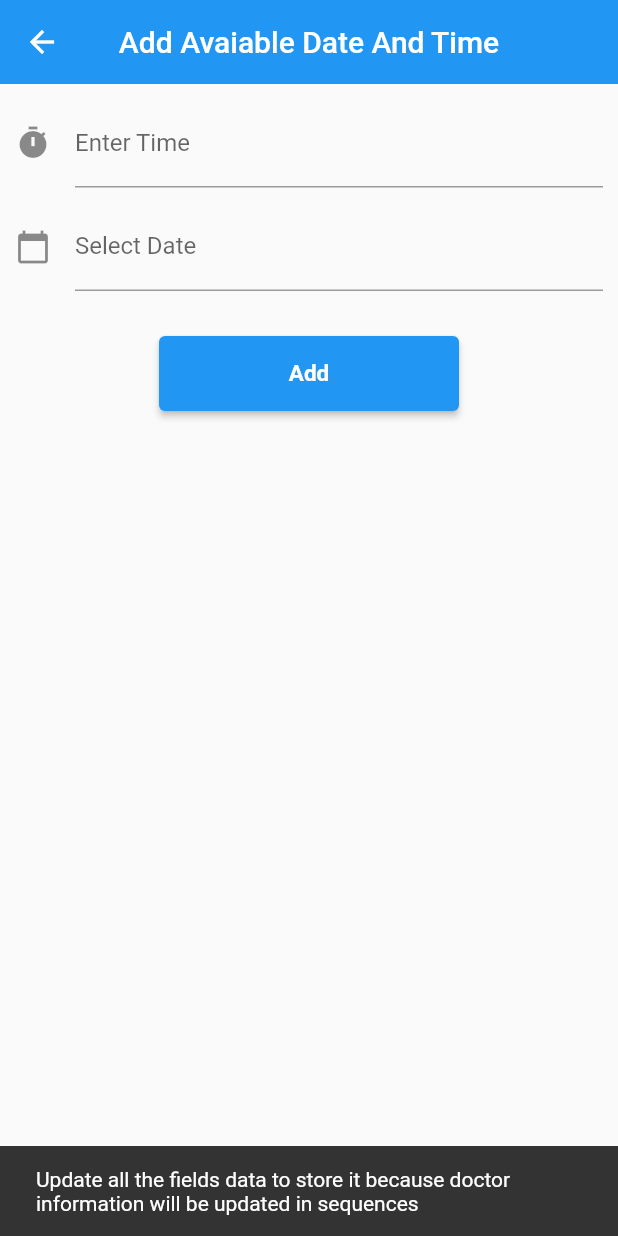
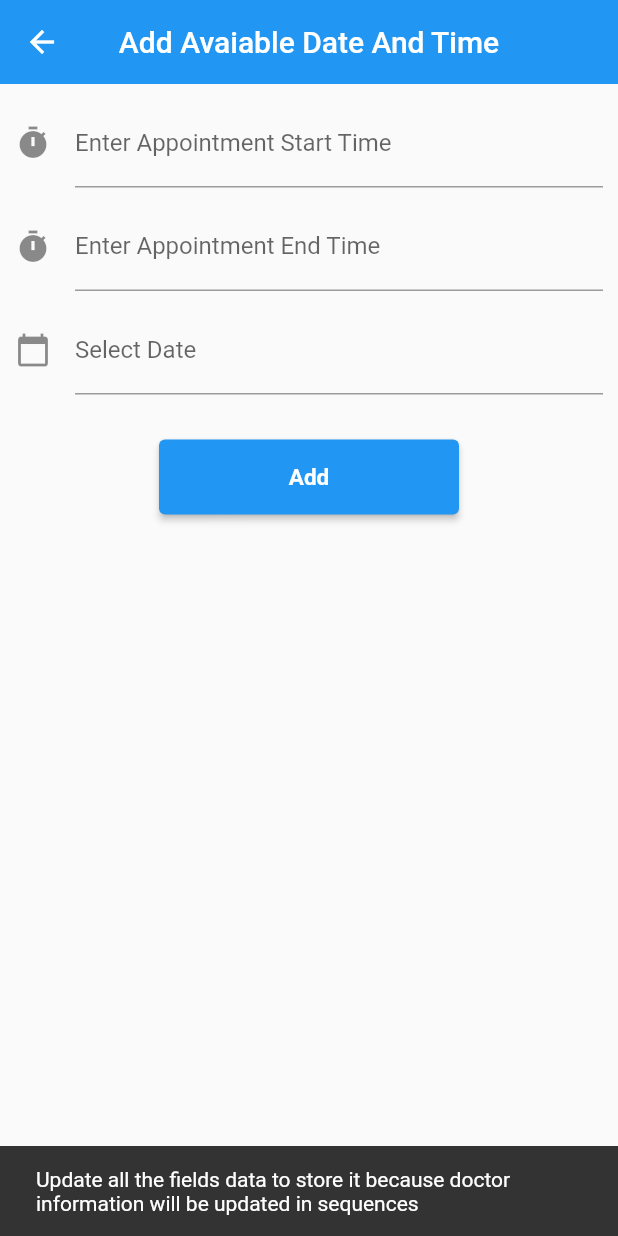
Before and after one commit to fwdAndroid/practo_doctor, a Flutter app: the AddSchdule screen opened directly, after a tap on "Add", on a phone screen of 412 x 824 dp. Run offline on Flutter 3.47's test engine with Material 2 defaults, Android fonts, the phone set to English and light mode, and no system bars; our stand-ins replace bottom_navy_bar, cloud_firestore, country_code_picker, file_picker, firebase_auth, firebase_core and 9 more; missing offline and left inert: flutter_share, jitsi_meet, phone_form_field; accounts and stored records are empty.

Commit message:
Appoitnemtn Time

```diff
--- a/lib/database/databasemethods.dart
+++ b/lib/database/databasemethods.dart
@@ -178,7 +178,7 @@ class DatabaseMethods {
 // }
 //Add Service
   Future<String> doctorTime(
-      {required String time, required String day, required String uid}) async {
+      {required String time, required String day, required String uid, required String endtime}) async {
     String res =
         'Update all the fields data to store it because doctor information will be updated in sequences ';
     try {
@@ -190,6 +190,7 @@ class DatabaseMethods {
           day: day,
           uid: uid,
           uuid: uuid,
+          endtime: endtime
         );
 
         firebaseFirestore
--- a/lib/models/schdule_model.dart
+++ b/lib/models/schdule_model.dart
@@ -8,9 +8,11 @@ class SchduleModel {
   String uid;
   String time;
   String day;
+  String endtime;
   String? uuid;
   SchduleModel({
     required this.uid,
+    required this.endtime,
     required this.time,
     required this.day,
     required this.uuid,
@@ -20,6 +22,7 @@ class SchduleModel {
   Map<String, dynamic> toJson() => {
         'time': time,
         'day': day,
+        'endtime':endtime,
         'uuid': uuid,
       };
 
@@ -32,6 +35,7 @@ class SchduleModel {
       day: snapshot['day'],
       uid: snapshot['uid'],
       uuid: snapshot['uuid'],
+      endtime: snapshot['endtime']
     );
   }
 }
--- a/lib/schdule/add_schdule.dart
+++ b/lib/schdule/add_schdule.dart
@@ -19,6 +19,7 @@ class _AddSchduleState extends State<AddSchdule> {
 
   TextEditingController dateController = TextEditingController();
   TextEditingController timeController = TextEditingController();
+  TextEditingController endtime = TextEditingController();
   @override
   Widget build(BuildContext context) {
     final inputBorder =
@@ -42,7 +43,8 @@ class _AddSchduleState extends State<AddSchdule> {
                     timeController, //editing controller of this TextField
                 decoration: InputDecoration(
                     icon: Icon(Icons.timer), //icon of text field
-                    labelText: "Enter Time" //label text of field
+                    labelText:
+                        "Enter Appointment Start Time" //label text of field
                     ),
                 readOnly:
                     true, //set it true, so that user will not able to edit text
@@ -65,6 +67,50 @@ class _AddSchduleState extends State<AddSchdule> {
 
                     setState(() {
                       timeController.text =
+                          formattedTime; //set the value of text field.
+                    });
+                  } else {
+                    print("Time is not selected");
+                  }
+                },
+              ),
+            ),
+          ),
+          SizedBox(
+            height: 10,
+          ),
+          Container(
+            margin: EdgeInsets.only(left: 10, right: 10),
+            child: Center(
+              child: TextField(
+                controller:
+                    timeController, //editing controller of this TextField
+                decoration: InputDecoration(
+                    icon: Icon(Icons.timer), //icon of text field
+                    labelText:
+                        "Enter Appointment End Time" //label text of field
+                    ),
+                readOnly:
+                    true, //set it true, so that user will not able to edit text
+                onTap: () async {
+                  TimeOfDay? pickedTime = await showTimePicker(
+                    initialTime: TimeOfDay.now(),
+                    context: context,
+                  );
+
+                  if (pickedTime != null) {
+                    print(pickedTime.format(context)); //output 10:51 PM
+                    DateTime parsedTime = DateFormat.jm()
+                        .parse(pickedTime.format(context).toString());
+                    //converting to DateTime so that we can further format on different pattern.
+                    print(parsedTime); //output 1970-01-01 22:53:00.000
+                    String formattedTime =
+                        DateFormat('HH:mm:ss').format(parsedTime);
+                    print(formattedTime); //output 14:59:00
+                    //DateFormat() is from intl package, you can format the time on any pattern you need.
+
+                    setState(() {
+                      endtime.text =
                           formattedTime; //set the value of text field.
                     });
                   } else {
@@ -141,6 +187,7 @@ class _AddSchduleState extends State<AddSchdule> {
       _isLoading = true;
     });
     String rse = await DatabaseMethods().doctorTime(
+      endtime: endtime.text,
       uid: FirebaseAuth.instance.currentUser!.uid,
       day: dateController.text,
       time: timeController.text,
```
